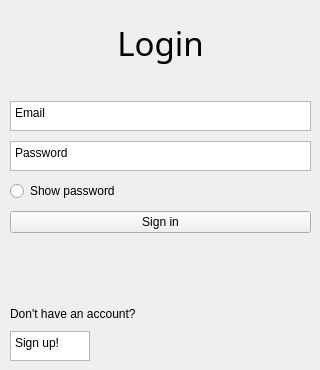
This is form.ui in EfedeX/popcorn_hour_project as Qt 5 draws it before an edit. The edited form follows.
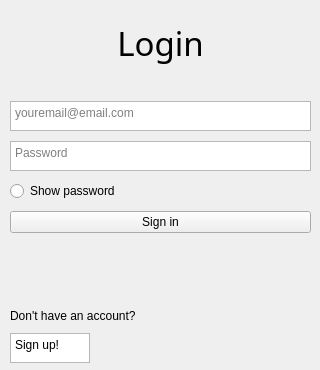
This is the edited form.

Patch:
```diff
--- a/form.ui
+++ b/form.ui
@@ -35,7 +35,7 @@
       <x>10</x>
       <y>0</y>
       <width>301</width>
-      <height>361</height>
+      <height>363</height>
      </rect>
     </property>
     <layout class="QVBoxLayout" name="verticalLayout">
@@ -126,7 +126,10 @@
 li.unchecked::marker { content: &quot;\2610&quot;; }
 li.checked::marker { content: &quot;\2612&quot;; }
 &lt;/style&gt;&lt;/head&gt;&lt;body style=&quot; font-family:'Segoe UI'; font-size:9pt; font-weight:400; font-style:normal;&quot;&gt;
-&lt;p style=&quot; margin-top:0px; margin-bottom:0px; margin-left:0px; margin-right:0px; -qt-block-indent:0; text-indent:0px;&quot;&gt;Email&lt;/p&gt;&lt;/body&gt;&lt;/html&gt;</string>
+&lt;p style=&quot;-qt-paragraph-type:empty; margin-top:0px; margin-bottom:0px; margin-left:0px; margin-right:0px; -qt-block-indent:0; text-indent:0px;&quot;&gt;&lt;br /&gt;&lt;/p&gt;&lt;/body&gt;&lt;/html&gt;</string>
+       </property>
+       <property name="placeholderText">
+        <string>youremail@email.com</string>
        </property>
       </widget>
      </item>
@@ -146,7 +149,10 @@
 li.unchecked::marker { content: &quot;\2610&quot;; }
 li.checked::marker { content: &quot;\2612&quot;; }
 &lt;/style&gt;&lt;/head&gt;&lt;body style=&quot; font-family:'Segoe UI'; font-size:9pt; font-weight:400; font-style:normal;&quot;&gt;
-&lt;p style=&quot; margin-top:0px; margin-bottom:0px; margin-left:0px; margin-right:0px; -qt-block-indent:0; text-indent:0px;&quot;&gt;Password&lt;/p&gt;&lt;/body&gt;&lt;/html&gt;</string>
+&lt;p style=&quot;-qt-paragraph-type:empty; margin-top:0px; margin-bottom:0px; margin-left:0px; margin-right:0px; -qt-block-indent:0; text-indent:0px;&quot;&gt;&lt;br /&gt;&lt;/p&gt;&lt;/body&gt;&lt;/html&gt;</string>
+       </property>
+       <property name="placeholderText">
+        <string>Password</string>
        </property>
       </widget>
      </item>
```
Left out of the diff: 15 changed lines with no effect on the pictures.
